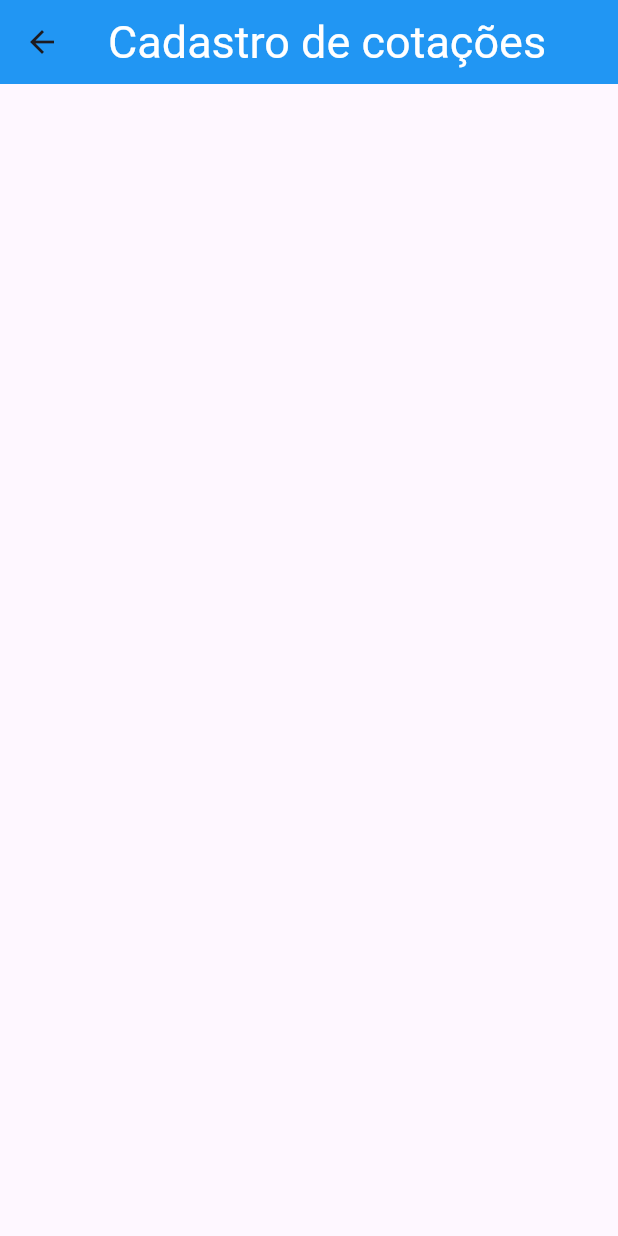
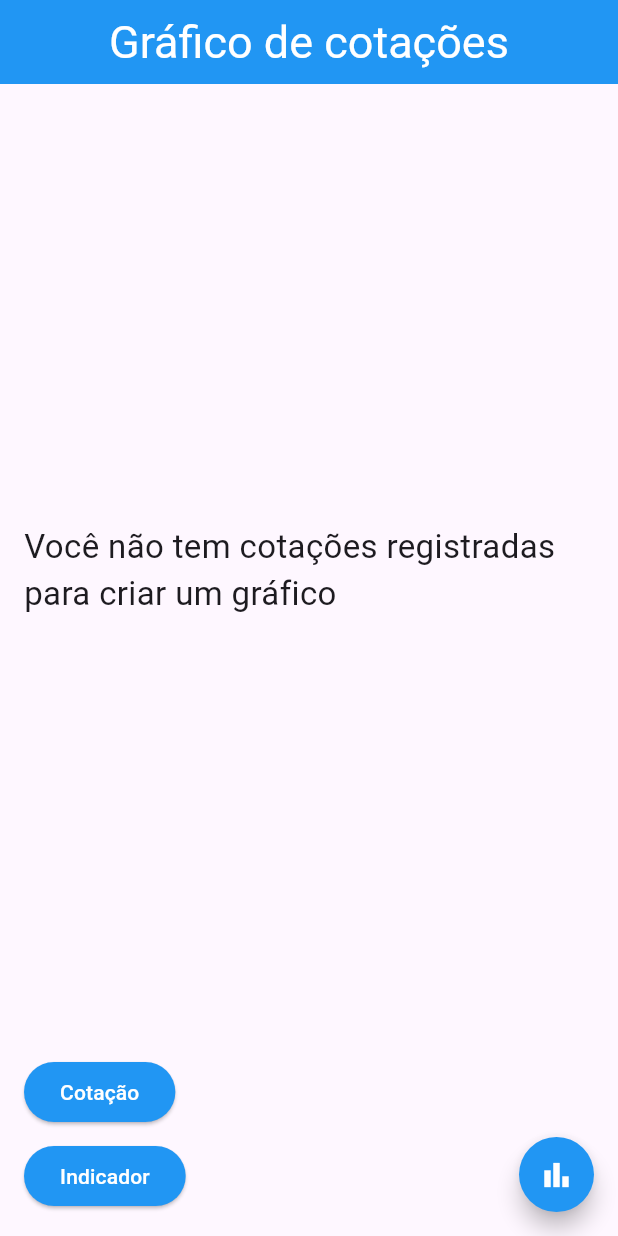
Before and after one commit to Lulispliff/app_grafico_compartilhado, a Flutter app: the screen it shows after launch, after a tap on "Gráfico", on a phone screen of 412 x 824 dp. Run offline on Flutter 3.47's test engine with Material 3 defaults, Android fonts, the phone set to English and light mode, and no system bars; our stand-ins replace isar; accounts and stored records are empty; generated files the repository leaves out were written again.

Commit message:
adicao das outras duas telas

```diff
--- a/lib/src/models/cotacao.dart
+++ b/lib/src/models/cotacao.dart
@@ -0,0 +1,17 @@
+import 'package:app_grafico_compartilhado/src/models/indicador.dart';
+
+class Cotacao {
+  final int id;
+  final DateTime dataHora;
+  final double valor;
+  final Indicador indicador;
+  bool isSelected;
+
+  Cotacao({
+    required this.id,
+    required this.dataHora,
+    required this.valor,
+    required this.indicador,
+    this.isSelected = false,
+  });
+}
--- a/lib/src/screens/grafico_screen.dart
+++ b/lib/src/screens/grafico_screen.dart
@@ -1,3 +1,6 @@
+import 'package:app_grafico_compartilhado/src/models/cotacao.dart';
+import 'package:app_grafico_compartilhado/src/screens/cotacao_screen.dart';
+import 'package:app_grafico_compartilhado/src/screens/indicador_screen.dart';
 import 'package:flutter/material.dart';
 
 class GraficoScreen extends StatefulWidget {
@@ -8,15 +11,94 @@ class GraficoScreen extends StatefulWidget {
 }
 
 class GraficoScreenState extends State<GraficoScreen> {
+  List<Cotacao> cotacoes = [];
+
   @override
   Widget build(BuildContext context) {
     return Scaffold(
       appBar: AppBar(
+        automaticallyImplyLeading: false,
         backgroundColor: Colors.blue,
         centerTitle: true,
-        title: const Text("Cadastro de cotações"),
+        title: const Text("Gráfico de cotações"),
         titleTextStyle: const TextStyle(color: Colors.white, fontSize: 30),
+      ),
+      body: Padding(
+        padding: const EdgeInsets.all(16.0),
+        child: Column(
+          crossAxisAlignment: CrossAxisAlignment.start,
+          children: [
+            Expanded(
+              child: _buildCotacoesList(),
+            ),
+            const SizedBox(height: 16),
+            _buildNavigatorButtons(),
+          ],
+        ),
+      ),
+      floatingActionButton: _buildGerarGraficoButton(),
+    );
+  }
+
+  Widget _buildCotacoesList() {
+    return cotacoes.isEmpty
+        ? const Center(
+            child: Text(
+              "Você não tem cotações registradas para criar um gráfico",
+              style: TextStyle(fontSize: 22),
+            ),
+          )
+        : ListView.builder(
+            itemCount: cotacoes.length,
+            itemBuilder: (context, index) {
+              return ListTile(
+                title: Text(cotacoes[index].indicador.nome),
+              );
+            },
+          );
+  }
+
+  Widget _buildNavigatorButtons() {
+    return Column(
+      crossAxisAlignment: CrossAxisAlignment.start,
+      children: [
+        ElevatedButton(
+          onPressed: goToIndicador,
+          style: ButtonStyle(
+              backgroundColor: MaterialStateProperty.all(Colors.blue)),
+          child: const Text("Cotação", style: TextStyle(color: Colors.white)),
+        ),
+        const SizedBox(height: 8),
+        ElevatedButton(
+          onPressed: goToCotacao,
+          style: ButtonStyle(
+              backgroundColor: MaterialStateProperty.all(Colors.blue)),
+          child: const Text("Indicador", style: TextStyle(color: Colors.white)),
+        )
+      ],
+    );
+  }
+
+  Widget _buildGerarGraficoButton() {
+    return SizedBox(
+      height: 50,
+      width: 50,
+      child: FloatingActionButton(
+        onPressed: () {},
+        backgroundColor: Colors.blue,
+        shape: const CircleBorder(),
+        child: const Icon(Icons.bar_chart_sharp, color: Colors.white),
       ),
     );
   }
+
+  void goToCotacao() {
+    Navigator.push(context,
+        MaterialPageRoute(builder: (context) => const CotacaoScreen()));
+  }
+
+  void goToIndicador() {
+    Navigator.push(context,
+        MaterialPageRoute(builder: (context) => const IndicadorScreen()));
+  }
 }
--- a/lib/src/screens/indicador_screen.dart
+++ b/lib/src/screens/indicador_screen.dart
@@ -17,6 +17,7 @@ class IndicadorScreenState extends State<IndicadorScreen> {
   Widget build(BuildContext context) {
     return Scaffold(
       appBar: AppBar(
+        automaticallyImplyLeading: false,
         backgroundColor: Colors.blue,
         centerTitle: true,
         title: const Text("Cadastro de indicadores"),
@@ -88,11 +89,15 @@ class IndicadorScreenState extends State<IndicadorScreen> {
   }
 
   Widget _buildAddIndicadorButton() {
-    return FloatingActionButton(
-      onPressed: () {},
-      backgroundColor: Colors.blue,
-      shape: const CircleBorder(),
-      child: const Icon(Icons.add, color: Colors.white),
+    return SizedBox(
+      height: 50,
+      width: 50,
+      child: FloatingActionButton(
+        onPressed: () {},
+        backgroundColor: Colors.blue,
+        shape: const CircleBorder(),
+        child: const Icon(Icons.add, color: Colors.white),
+      ),
     );
   }
 
```
Also changed, not shown: lib/src/screens/cotacao_screen.dart (+87 -0 lines).
